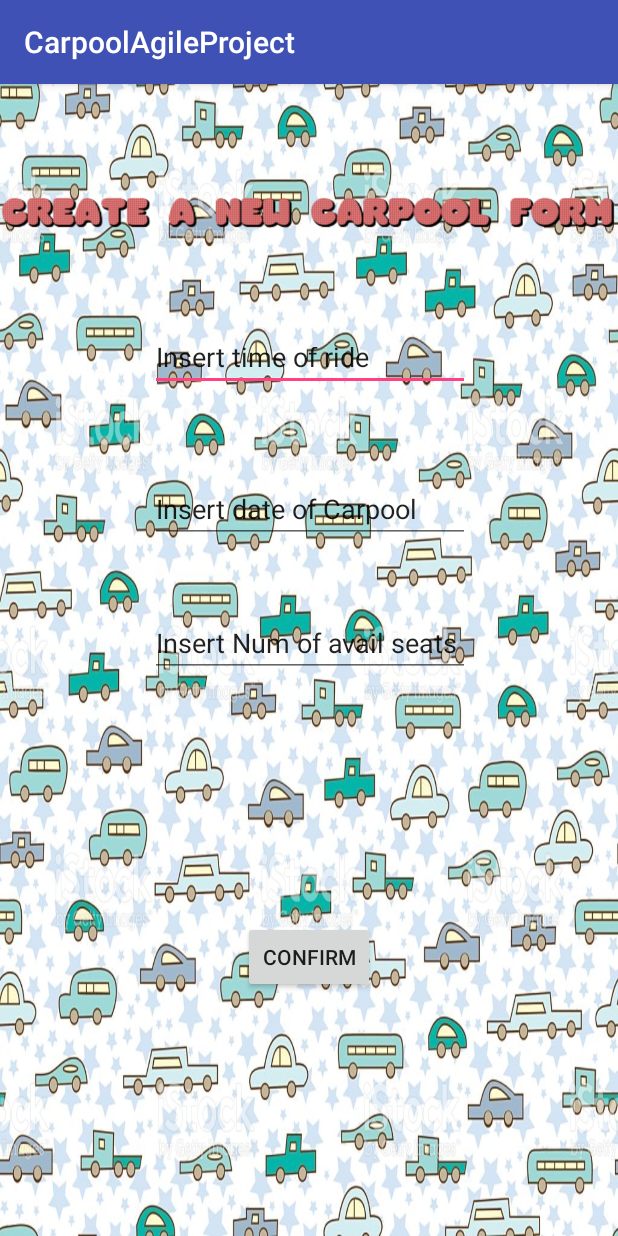
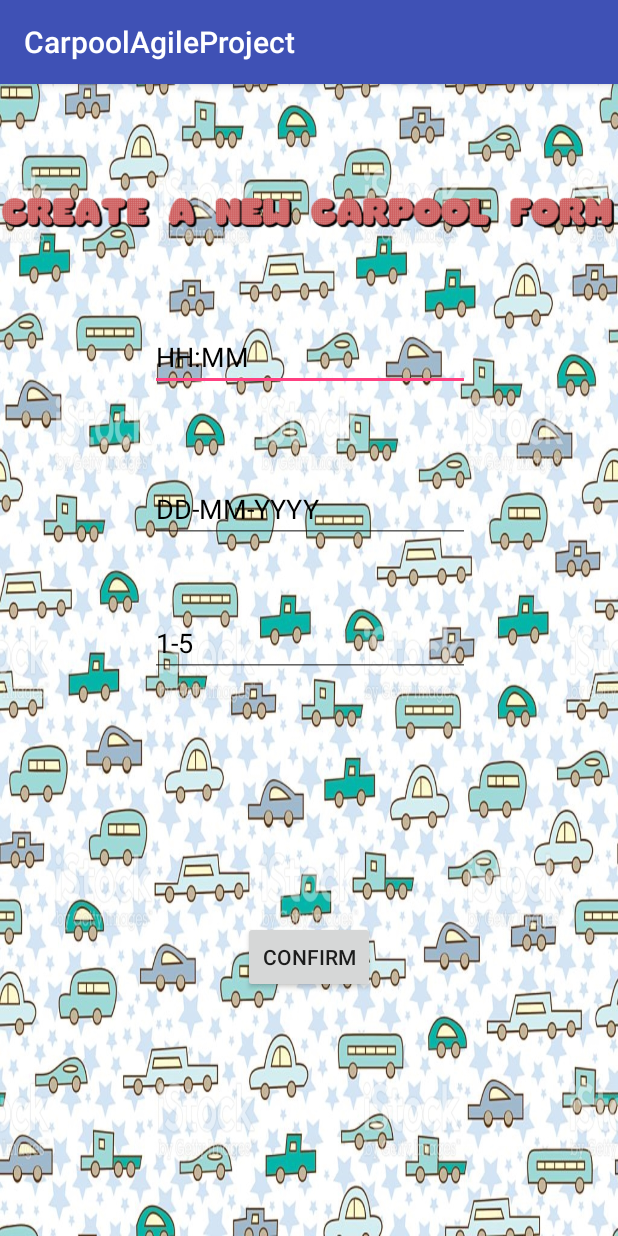
Before and after one commit to yaron919/CarpoolAgileProject, an Android app: the CreateCarpoolActivity screen opened directly, with no data from a screen before it, on a phone screen of 412 x 824 dp. Run offline under Robolectric (Android 15) with nearby library versions, the phone set to English and light mode, and no system bars; our stand-ins replace Firebase (no records; nobody signed in at launch, a user with empty details on screens opened directly).

Commit message:
fix create carpool layout
change text to hint

```diff
--- a/app/src/main/java/com/afeka/agile/carpoolagileproject/RegistrationActivity.java
+++ b/app/src/main/java/com/afeka/agile/carpoolagileproject/RegistrationActivity.java
@@ -43,7 +43,6 @@ public class RegistrationActivity extends AppCompatActivity {
                 User user = new User(textName,textAge,textCarModel,textSeatNumber,textUserName,textPassword);
                 database.child("users").push().setValue(user);
                 Toast.makeText(getApplicationContext(),R.string.registration_complete,Toast.LENGTH_LONG).show();
-
                 startActivity(intentToMain);
             }
         });
--- a/app/src/main/res/layout/activity_create_carpool.xml
+++ b/app/src/main/res/layout/activity_create_carpool.xml
@@ -25,8 +25,9 @@
         android:layout_height="39dp"
         android:layout_marginTop="32dp"
         android:ems="10"
+        android:hint="HH:MM"
         android:inputType="time"
-        android:text="Insert time of ride"
+        android:textColorHint="@color/Black"
         app:layout_constraintEnd_toEndOf="parent"
         app:layout_constraintHorizontal_bias="0.503"
         app:layout_constraintLeft_toLeftOf="parent"
@@ -40,8 +41,9 @@
         android:layout_height="wrap_content"
         android:layout_marginTop="44dp"
         android:ems="10"
+        android:hint="1-5"
         android:inputType="number"
-        android:text="@string/seats_question"
+        android:textColorHint="@color/Black"
         app:layout_constraintHorizontal_bias="0.503"
         app:layout_constraintLeft_toLeftOf="parent"
         app:layout_constraintRight_toRightOf="parent"
@@ -53,8 +55,9 @@
         android:layout_height="wrap_content"
         android:layout_marginTop="56dp"
         android:ems="10"
+        android:hint="DD-MM-YYYY"
         android:inputType="date"
-        android:text="@string/date_question"
+        android:textColorHint="@color/Black"
         app:layout_constraintHorizontal_bias="0.503"
         app:layout_constraintLeft_toLeftOf="parent"
         app:layout_constraintRight_toRightOf="parent"
```
